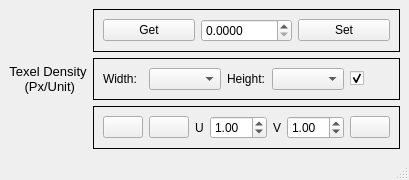
thienphuochoang/Portfolio, file puzzle_maya/uv_tool/texel_density/ui/texel_density_ui.ui: the form before one commit.
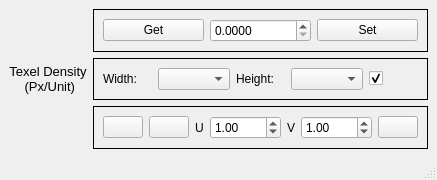
The form after the commit.

Diff of the .ui file:
```diff
--- a/puzzle_maya/uv_tool/texel_density/ui/texel_density_ui.ui
+++ b/puzzle_maya/uv_tool/texel_density/ui/texel_density_ui.ui
@@ -36,6 +36,9 @@
          <property name="decimals">
           <number>4</number>
          </property>
+         <property name="maximum">
+          <double>100000.000000000000000</double>
+         </property>
         </widget>
        </item>
        <item>
@@ -138,6 +141,9 @@
        </item>
        <item>
         <widget class="QDoubleSpinBox" name="spnTilingU">
+         <property name="maximum">
+          <double>1000.000000000000000</double>
+         </property>
          <property name="value">
           <double>1.000000000000000</double>
          </property>
@@ -152,6 +158,9 @@
        </item>
        <item>
         <widget class="QDoubleSpinBox" name="spnTilingV">
+         <property name="maximum">
+          <double>1000.000000000000000</double>
+         </property>
          <property name="value">
           <double>1.000000000000000</double>
          </property>
```
Left out of the diff: 4 changed lines with no effect on the pictures.
